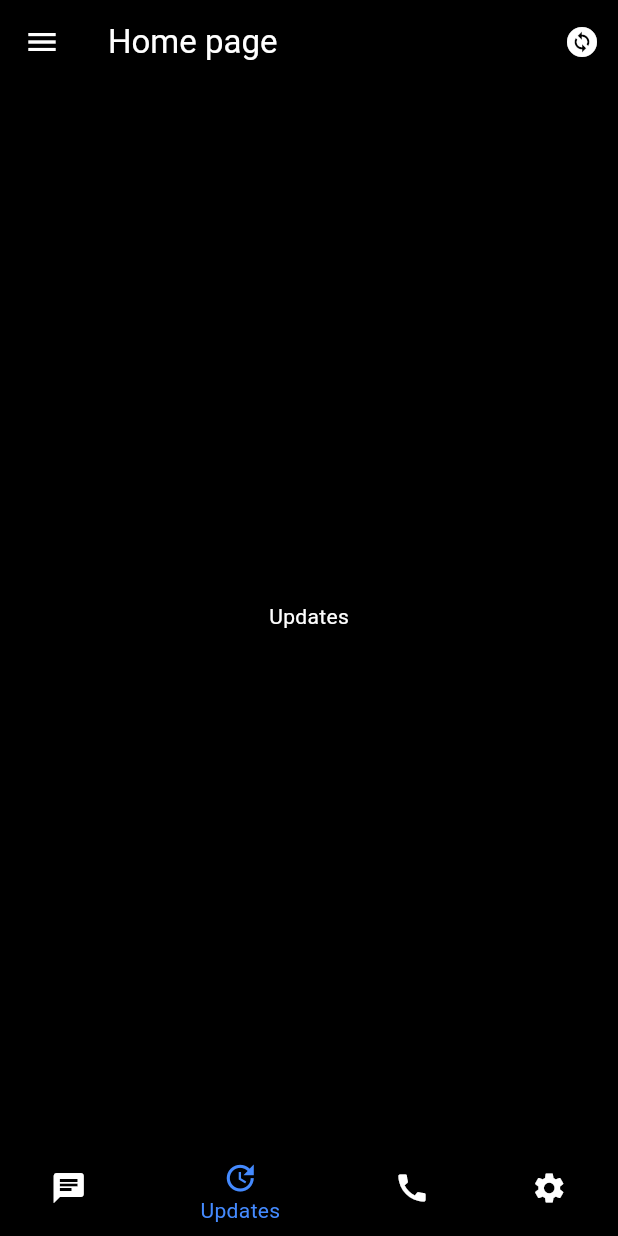
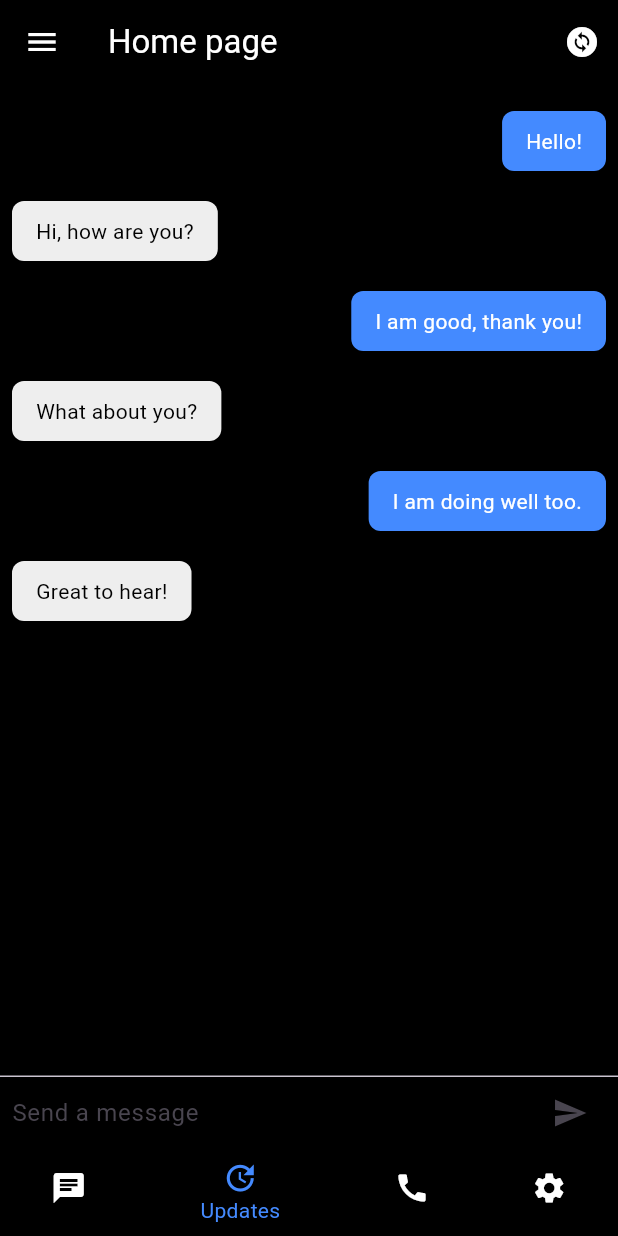
Before and after one commit to veerapatadia/platform_converterapp, a Flutter app: the screen it shows after launch, swiped to page 2, on a phone screen of 412 x 824 dp. Run offline on Flutter 3.47's test engine with Material 3 defaults, Android fonts, the phone set to English and light mode, and no system bars; our stand-ins replace image_picker.

Commit message:
16/07/24

```diff
--- a/lib/utils/global.dart
+++ b/lib/utils/global.dart
@@ -10,7 +10,7 @@ List<Map<String, dynamic>> allComponents = [
   },
   {
     'label': "Updates",
-    'widget': Updates(),
+    'widget': ChatPage(),
   },
   {
     'label': "Calls",
--- a/lib/views/Android-view/components/updates.dart
+++ b/lib/views/Android-view/components/updates.dart
@@ -1,18 +1,95 @@
 import 'package:flutter/material.dart';
 
-class Updates extends StatelessWidget {
-  const Updates({super.key});
+class ChatPage extends StatelessWidget {
+  const ChatPage({super.key});
+
+  @override
+  Widget build(BuildContext context) {
+    return Scaffold(
+      backgroundColor: Colors.black,
+      body: Column(
+        children: [
+          Expanded(
+            child: ListView.builder(
+              padding: EdgeInsets.all(8.0),
+              itemCount: messages.length,
+              itemBuilder: (context, index) {
+                return ChatMessage(
+                  text: messages[index],
+                  isMe: index % 2 == 0, // Just for demo, alternating messages
+                );
+              },
+            ),
+          ),
+          Divider(height: 1.0),
+          Container(
+            padding: EdgeInsets.symmetric(horizontal: 8.0),
+            child: Row(
+              children: [
+                Expanded(
+                  child: TextField(
+                    decoration: InputDecoration.collapsed(
+                      hintText: 'Send a message',
+                    ),
+                  ),
+                ),
+                IconButton(
+                  icon: Icon(Icons.send),
+                  onPressed: () {
+                    // Handle sending message
+                  },
+                ),
+              ],
+            ),
+          ),
+        ],
+      ),
+    );
+  }
+}
+
+class ChatMessage extends StatelessWidget {
+  final String text;
+  final bool isMe;
+
+  const ChatMessage({required this.text, required this.isMe});
 
   @override
   Widget build(BuildContext context) {
     return Container(
-      alignment: Alignment.center,
-      child: Text(
-        "Updates",
-        style: TextStyle(
-          color: Colors.white,
-        ),
+      margin: EdgeInsets.symmetric(vertical: 10.0),
+      child: Row(
+        mainAxisAlignment:
+            isMe ? MainAxisAlignment.end : MainAxisAlignment.start,
+        children: [
+          Container(
+            padding: EdgeInsets.symmetric(horizontal: 16.0, vertical: 10.0),
+            decoration: BoxDecoration(
+              color: isMe ? Colors.blueAccent : Colors.grey.shade200,
+              borderRadius: BorderRadius.circular(8.0),
+            ),
+            child: Text(
+              text,
+              style: TextStyle(color: isMe ? Colors.white : Colors.black),
+            ),
+          ),
+        ],
       ),
     );
   }
 }
+
+void main() {
+  runApp(MaterialApp(
+    home: ChatPage(),
+  ));
+}
+
+List<String> messages = [
+  'Hello!',
+  'Hi, how are you?',
+  'I am good, thank you!',
+  'What about you?',
+  'I am doing well too.',
+  'Great to hear!',
+];
```
Also changed, not shown: lib/views/Android-view/components/calls.dart (+19 -6 lines), lib/views/Android-view/components/chats.dart (+15 -15 lines), 1 other file.
